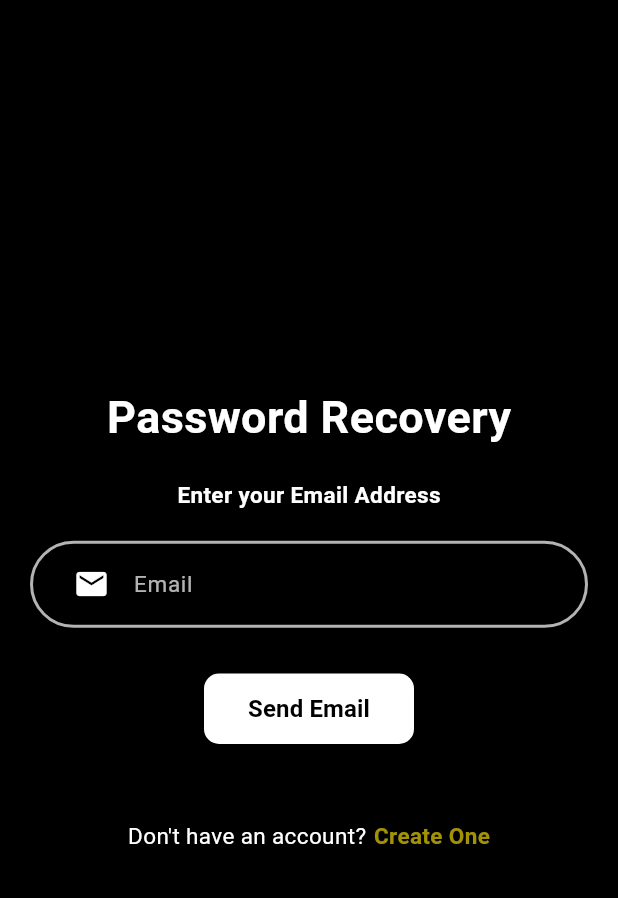
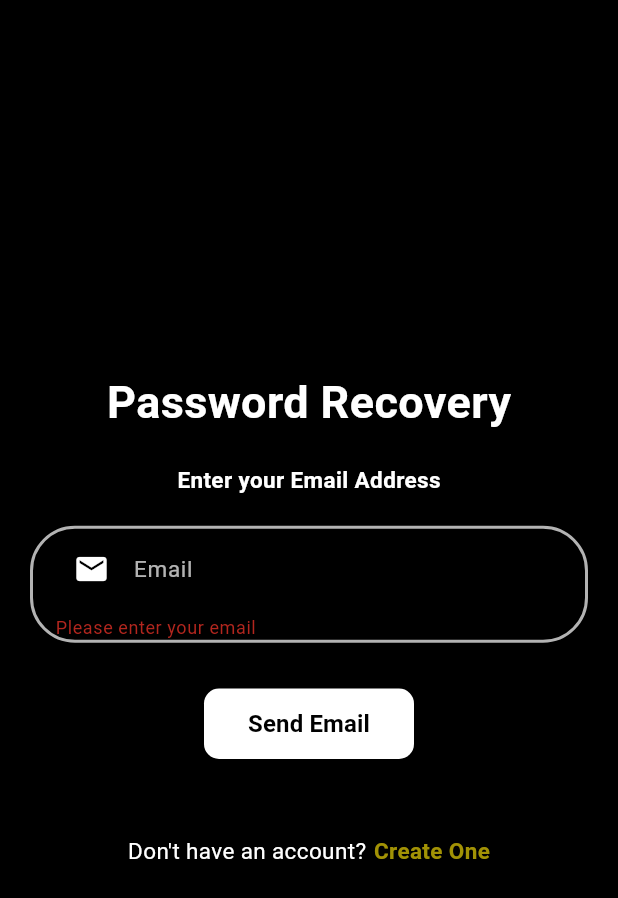
Before and after one commit to Priyammaurya1/food_delivery_application-, a Flutter app: the ForgotPassword screen opened directly, after a tap on "Send Email", on a phone screen of 412 x 824 dp. Shown: the top 898 px of the screen. Run offline on Flutter 3.47's test engine with Material 3 defaults, Android fonts, the phone set to English and light mode, and no system bars; our stand-ins replace curved_navigation_bar, firebase_auth, firebase_core; accounts and stored records are empty.

Commit message:
added logic to reset password page

```diff
--- a/lib/pages/forgotpassword.dart
+++ b/lib/pages/forgotpassword.dart
@@ -1,4 +1,5 @@
 import 'package:deliveryapp/pages/signup.dart';
+import 'package:firebase_auth/firebase_auth.dart';
 import 'package:flutter/material.dart';
 
 class ForgotPassword extends StatefulWidget {
@@ -11,6 +12,36 @@ class ForgotPassword extends StatefulWidget {
 class _ForgotPasswordState extends State<ForgotPassword> {
   TextEditingController emailController = TextEditingController();
 
+  String email = '';
+
+  final _formkey = GlobalKey<FormState>();
+
+  resetPassword() async {
+    try {
+      await FirebaseAuth.instance.sendPasswordResetEmail(email: email);
+      ScaffoldMessenger.of(context).showSnackBar(
+        SnackBar(
+          content: Text(
+            'Password Reset Email Sent',
+            style: TextStyle(fontSize: 18),
+          ),
+        ),
+      );
+      emailController.clear();      // Clear the email field
+    } on FirebaseAuthException catch (e) {
+      if (e.code == 'user-not-found') {
+        ScaffoldMessenger.of(context).showSnackBar(
+          const SnackBar(
+            content: Text(
+              'No user found for this email',
+              style: TextStyle(fontSize: 18),
+            ),
+          ),
+        );
+      }
+    }
+  }
+
   @override
   Widget build(BuildContext context) {
     return Scaffold(
@@ -18,6 +49,9 @@ class _ForgotPasswordState extends State<ForgotPassword> {
       body: Center(
         child: Padding(
           padding: const EdgeInsets.symmetric(horizontal: 20),
+          child: Form(
+            // Wrap with Form widget
+            key: _formkey, // Assign key to the Form
             child: Column(
               mainAxisSize: MainAxisSize.min,
               children: [
@@ -80,7 +114,12 @@ class _ForgotPasswordState extends State<ForgotPassword> {
                       padding: const EdgeInsets.symmetric(vertical: 12),
                     ),
                     onPressed: () {
-                    // Add functionality for sending email
+                      if (_formkey.currentState?.validate() ?? false) {
+                        setState(() {
+                          email = emailController.text;
+                        });
+                        resetPassword();
+                      }
                     },
                     child: const Text(
                       "Send Email",
@@ -92,26 +131,28 @@ class _ForgotPasswordState extends State<ForgotPassword> {
                     ),
                   ),
                 ),
-              SizedBox(height: 50),
+                const SizedBox(height: 50),
                 Row(
                   mainAxisAlignment: MainAxisAlignment.center,
                   children: [
-                  Text(
+                    const Text(
                       'Don\'t have an account?',
                       style: TextStyle(color: Colors.white, fontSize: 15),
                     ),
-                  SizedBox(width: 5),
+                    const SizedBox(width: 5),
                     GestureDetector(
                       onTap: () {
                         Navigator.push(
                           context,
-                        MaterialPageRoute(builder: (context) => const SignUp()),
+                          MaterialPageRoute(
+                            builder: (context) => const SignUp(),
+                          ),
                         );
                       },
-                    child: Text(
+                      child: const Text(
                         'Create One',
                         style: TextStyle(
-                        color: const Color.fromARGB(225, 184, 166, 6),
+                          color: Color.fromARGB(225, 184, 166, 6),
                           fontSize: 15,
                           fontWeight: FontWeight.bold,
                         ),
@@ -123,6 +164,7 @@ class _ForgotPasswordState extends State<ForgotPassword> {
             ),
           ),
         ),
+      ),
     );
   }
 }
```
Lines whose indentation alone changed are shown as unchanged.
